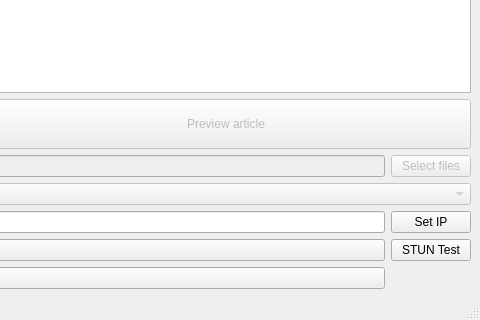
First picture: the form in mainwindow.ui, repository medvecm98/bp_program, before the edit; both pictures show x 611 to 1091 and y 264 to 584 of the 1091 by 584 pixel window.
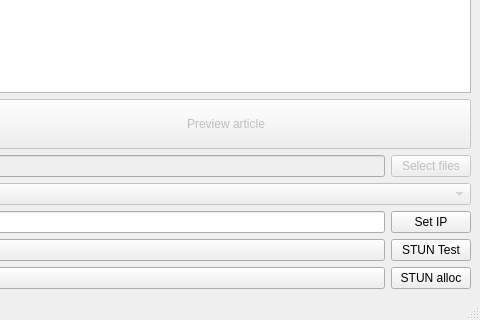
Second picture: the form after the edit.

```diff
--- a/mainwindow.ui
+++ b/mainwindow.ui
@@ -239,6 +239,13 @@
       </property>
      </widget>
     </item>
+    <item row="5" column="1">
+     <widget class="QPushButton" name="pushButton_3">
+      <property name="text">
+       <string>STUN alloc</string>
+      </property>
+     </widget>
+    </item>
    </layout>
   </widget>
   <widget class="QStatusBar" name="statusbar"/>
```
